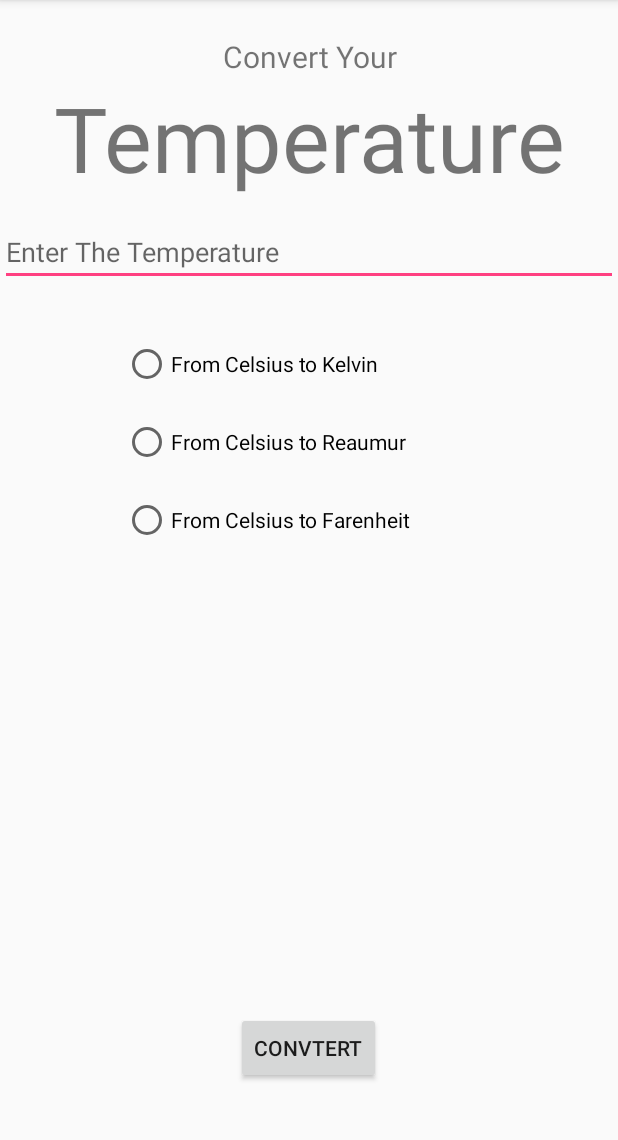
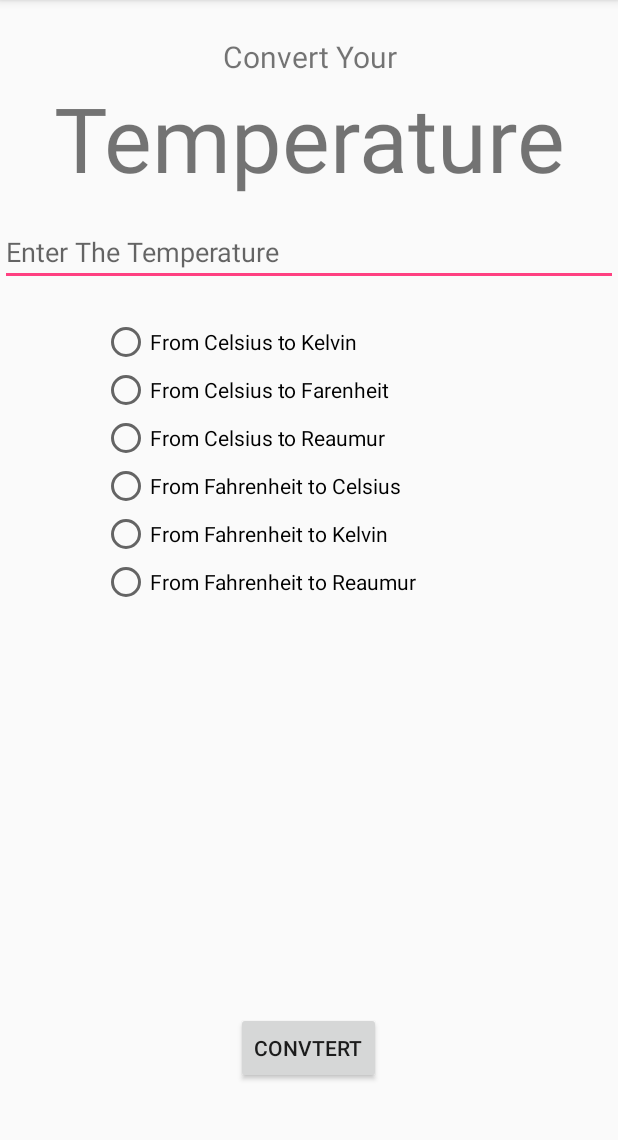
Before and after one commit to emmytyro9/TempMe, an Android app: the TempMeActivity screen opened directly, with no data from a screen before it, on a phone screen of 412 x 824 dp, the part 84-1224 px from its top. Run offline under Robolectric (Android 15) with nearby library versions, the phone set to English and light mode, and no system bars.

Commit message:
add more unit

```diff
--- a/app/src/main/java/com/example/user/tempme/ResultActivity.java
+++ b/app/src/main/java/com/example/user/tempme/ResultActivity.java
@@ -20,7 +20,8 @@ public class ResultActivity extends AppCompatActivity {
         setContentView(R.layout.activity_result);
 
         result = (TextView) findViewById(R.id.result);
-        result.setText(value + "");
+        String txtFormat = String.format("%.1f" , value);
+        result.setText(txtFormat);
 
         button = (Button) findViewById(R.id.suggestion_button);
         button.setOnClickListener(new View.OnClickListener() {
--- a/app/src/main/java/com/example/user/tempme/TempMeActivity.java
+++ b/app/src/main/java/com/example/user/tempme/TempMeActivity.java
@@ -15,6 +15,9 @@ public class TempMeActivity extends AppCompatActivity {
     RadioButton toF;
     RadioButton toK;
     RadioButton toR;
+    RadioButton fToc;
+    RadioButton fTok;
+    RadioButton fToR;
     Button convert;
 
     @Override
@@ -26,6 +29,9 @@ public class TempMeActivity extends AppCompatActivity {
         toF = (RadioButton) findViewById(R.id.toFahrenheit);
         toK = (RadioButton) findViewById(R.id.toKelvin);
         toR = (RadioButton) findViewById(R.id.toReaumur);
+        fToc = (RadioButton)  findViewById(R.id.ftoc);
+        fTok = (RadioButton) findViewById(R.id.ftok);
+        fToR = (RadioButton) findViewById(R.id.ftor);
 
         convert = (Button) findViewById(R.id.convert_button);
         convert.setOnClickListener(new View.OnClickListener() {
@@ -46,6 +52,12 @@ public class TempMeActivity extends AppCompatActivity {
             value = TemperatureConverter.celsiusToKelvin(value);
         }else if(toR.isChecked()) {
             value = TemperatureConverter.celsiusToReaumur(value);
+        }else if(fToc.isChecked()) {
+            value = TemperatureConverter.fahrenheitToCelsius(value);
+        }else if(fTok.isChecked()) {
+            value = TemperatureConverter.celsiusToKelvin(value);
+        }else if(fToR.isChecked()) {
+            value = TemperatureConverter.celsiusToReaumur(value);
         }
     }
 }
--- a/app/src/main/res/layout/activity_temp_me.xml
+++ b/app/src/main/res/layout/activity_temp_me.xml
@@ -20,10 +20,11 @@
         android:layout_width="match_parent"
         android:layout_height="wrap_content"
         android:textAlignment="center"
-        android:layout_marginTop="16dp"
         android:layout_below="@+id/editText"
         android:layout_alignParentStart="true"
-        android:layout_marginStart="82dp">
+        android:layout_marginStart="68dp"
+        android:layout_marginTop="21dp"
+        android:id="@+id/radioGroup">
 
         <RadioButton
             android:id="@+id/toKelvin"
@@ -31,8 +32,15 @@
             android:layout_height="wrap_content"
             android:layout_alignStart="@+id/toFahrenheit"
             android:layout_below="@+id/toFahrenheit"
-            android:layout_marginTop="20dp"
             android:text="From Celsius to Kelvin" />
+
+        <RadioButton
+            android:id="@+id/toFahrenheit"
+            android:layout_width="wrap_content"
+            android:layout_height="wrap_content"
+            android:layout_alignEnd="@+id/convert_button"
+            android:layout_below="@+id/convert_button"
+            android:text="From Celsius to Farenheit" />
 
         <RadioButton
             android:id="@+id/toReaumur"
@@ -40,17 +48,30 @@
             android:layout_height="wrap_content"
             android:layout_alignStart="@+id/toKelvin"
             android:layout_below="@+id/toKelvin"
-            android:layout_marginTop="20dp"
             android:text="From Celsius to Reaumur" />
 
         <RadioButton
-            android:id="@+id/toFahrenheit"
+            android:id="@+id/ftoc"
             android:layout_width="wrap_content"
             android:layout_height="wrap_content"
-            android:layout_alignEnd="@+id/convert_button"
-            android:layout_below="@+id/convert_button"
-            android:layout_marginTop="20dp"
-            android:text="From Celsius to Farenheit" />
+            android:layout_weight="1"
+            android:text="From Fahrenheit to Celsius" />
+
+        <RadioButton
+            android:id="@+id/ftok"
+            android:layout_width="wrap_content"
+            android:layout_height="wrap_content"
+            android:layout_weight="1"
+            android:text="From Fahrenheit to Kelvin" />
+
+        <RadioButton
+            android:id="@+id/ftor"
+            android:layout_width="wrap_content"
+            android:layout_height="wrap_content"
+            android:layout_weight="1"
+            android:text="From Fahrenheit to Reaumur" />
+
+
 
     </RadioGroup>
 
@@ -85,4 +106,5 @@
         android:layout_below="@+id/textView5"
         android:layout_alignParentStart="true"
         android:layout_alignParentEnd="true" />
+
 </RelativeLayout>
```
Also changed, not shown: app/src/main/java/com/example/user/tempme/TemperatureConverter.java (+18 -0 lines).
